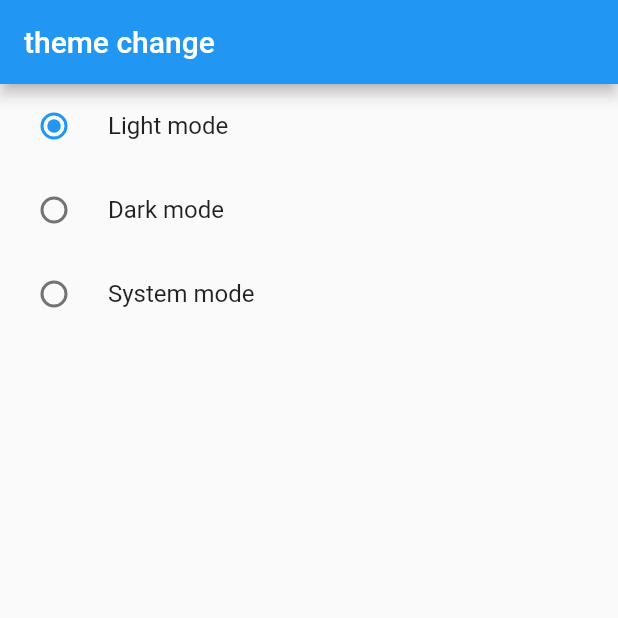
After one commit to ashishpandey2600/StateManagementflutter, a Flutter app: the screen it shows after launch, after a tap on "Light mode", on a phone screen of 412 x 824 dp, the top half of it. The commit adds this screen. Run offline on Flutter 3.47's test engine with Material 2 defaults, Android fonts, the light colour scheme and no system bars.

Commit message:
Added theme Change Provider

```diff
--- a/statemagementflutter/lib/main.dart
+++ b/statemagementflutter/lib/main.dart
@@ -1,9 +1,11 @@
 import 'package:flutter/material.dart';
 import 'package:provider/provider.dart';
 import 'package:statemagementflutter/provider/count_provider.dart';
+import 'package:statemagementflutter/provider/dark_theme.dart';
 import 'package:statemagementflutter/provider/exampleoneprovider.dart';
 import 'package:statemagementflutter/provider/favourite_provider.dart';
 import 'package:statemagementflutter/screen/count.dart';
+import 'package:statemagementflutter/screen/darttheme.dart';
 import 'package:statemagementflutter/screen/exampleone.dart';
 import 'package:statemagementflutter/screen/favourite/favouritescreen.dart';
 
@@ -22,17 +24,25 @@ class _MyAppState extends State<MyApp> {
   @override
   Widget build(BuildContext context) {
     return MultiProvider(
-      providers: [
-        ChangeNotifierProvider(create: (_)=>CountProvider()),
-        ChangeNotifierProvider(create: (_)=>ExampleOneProdider()),
-         ChangeNotifierProvider(create: (_)=>FavouriteProvider()),
+        providers: [
+          ChangeNotifierProvider(create: (_) => CountProvider()),
+          ChangeNotifierProvider(create: (_) => ExampleOneProdider()),
+          ChangeNotifierProvider(create: (_) => FavouriteProvider()),
+          ChangeNotifierProvider(create: (_) => DarkThemeProvider()),
+        ],
+        child: Builder(
+          builder: (BuildContext context) {
+            final themeChanger = Provider.of<DarkThemeProvider>(context);
+            return MaterialApp
+            (
 
-      ],
-      child: MaterialApp(
-        theme: ThemeData(primarySwatch: Colors.deepOrange),
-        title: "Provider ",
-        home:  FavouriteScreen(),
-      ),
-    );
+
+              theme: themeChanger.themeMode,
+              title: "Provider ",
+              home: DarkTheme(),
+          );
+        }
+        ),
+        );
   }
 }
--- /dev/null
+++ b/statemagementflutter/lib/provider/dark_theme.dart
@@ -0,0 +1,14 @@
+import 'package:flutter/material.dart';
+
+import 'package:flutter/foundation.dart';
+
+class DarkThemeProvider with ChangeNotifier {
+  var _themeMode = ThemeData.light();
+
+  ThemeData get themeMode => _themeMode;
+
+  void setTheme(themeMode) {
+    _themeMode = themeMode;
+    notifyListeners();
+  }
+}
--- /dev/null
+++ b/statemagementflutter/lib/screen/darttheme.dart
@@ -0,0 +1,37 @@
+import 'package:flutter/material.dart';
+import 'package:provider/provider.dart';
+import 'package:statemagementflutter/provider/dark_theme.dart';
+
+class DarkTheme extends StatefulWidget {
+  const DarkTheme({super.key});
+
+  @override
+  State<DarkTheme> createState() => _DarkThemeState();
+}
+
+class _DarkThemeState extends State<DarkTheme> {
+  @override
+  Widget build(BuildContext context) {
+    final themeChanger = Provider.of<DarkThemeProvider>(context);
+    return Scaffold(
+      appBar: AppBar(title: Text("theme change")),
+      body: Column(children: [
+        RadioListTile<ThemeData>(
+            title: Text("Light mode"),
+            value: ThemeData.light(),
+            groupValue: themeChanger.themeMode,
+            onChanged: themeChanger.setTheme),
+            RadioListTile<ThemeData>(
+            title: Text("Dark mode"),
+            value: ThemeData.dark(),
+            groupValue: themeChanger.themeMode,
+            onChanged: themeChanger.setTheme),
+            RadioListTile<ThemeData>(
+            title: Text("System mode"),
+            value: ThemeData.dark(),
+            groupValue: themeChanger.themeMode,
+            onChanged: themeChanger.setTheme)
+      ]),
+    );
+  }
+}
```
